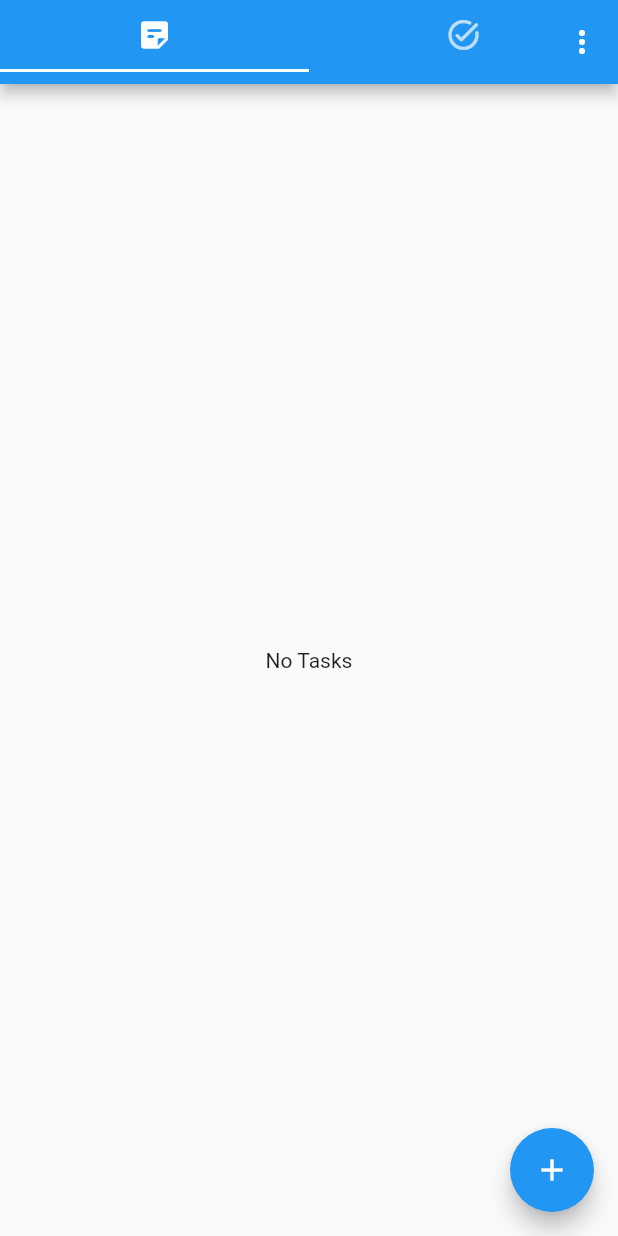
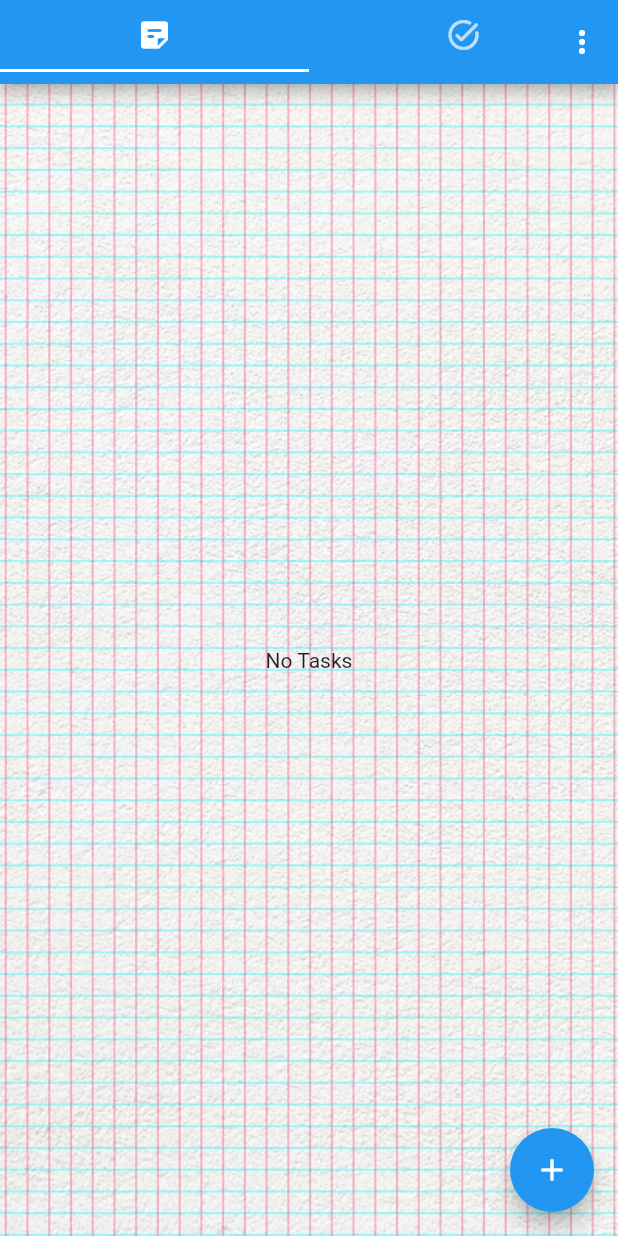
Before and after one commit to destathe/Notes_App, a Flutter app: the screen it shows after launch, on a phone screen of 412 x 824 dp. Run offline on Flutter 3.47's test engine with Material 2 defaults, Android fonts, the phone set to English and light mode, and no system bars.

Commit message:
added note bg

```diff
--- a/lib/widgets/new_note.dart
+++ b/lib/widgets/new_note.dart
@@ -1,5 +1,3 @@
-import 'dart:ui';
-
 import 'package:flutter/material.dart';
 import 'package:intl/intl.dart';
 
--- a/lib/widgets/notes_app.dart
+++ b/lib/widgets/notes_app.dart
@@ -109,11 +109,18 @@ class _NotesAppState extends State<NotesApp> {
             )
           ],
         ),
-        body: TabBarView(
-          children: [
-            TaskList(_tasks, _submitTask, _deleteTask),
-            NotesList(_deleteNote, _submitNote, _notes),
-          ],
+        body: Container(
+          child: TabBarView(
+            children: [
+              TaskList(_tasks, _submitTask, _deleteTask),
+              NotesList(_deleteNote, _submitNote, _notes),
+            ],
+          ),
+          decoration: BoxDecoration(
+            image: DecorationImage(
+                image: AssetImage("assets/image/notes_app_img.png"),
+                fit: BoxFit.cover),
+          ),
         ),
         floatingActionButton: FloatingActionButton(
           child: Icon(Icons.add),
--- a/pubspec.yaml
+++ b/pubspec.yaml
@@ -46,8 +46,8 @@ flutter:
   uses-material-design: true
 
   # To add assets to your application, add an assets section, like this:
-  # assets:
-  #   - images/a_dot_burr.jpeg
+  assets:
+    - assets/image/notes_app_img.png
   #   - images/a_dot_ham.jpeg
 
   # An image asset can refer to one or more resolution-specific "variants", see
```
Also changed, not shown: assets/image/notes_app_img.png (added).
